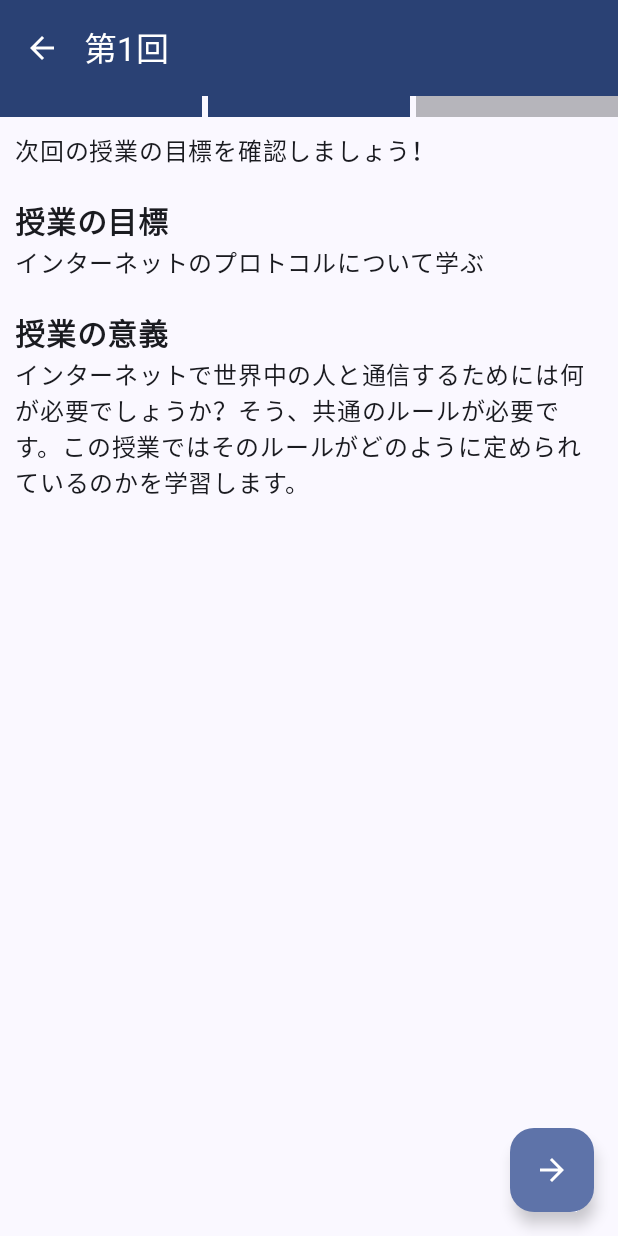
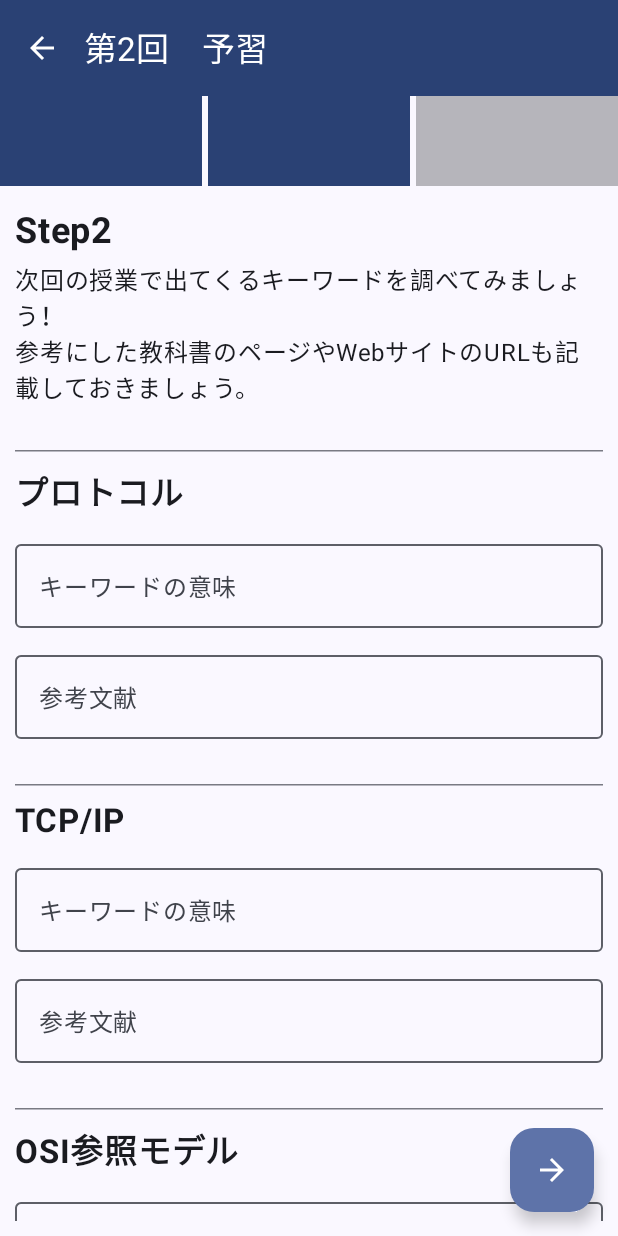
Before and after one commit to mohachi8/LearningApp, an Android app built with Jetpack Compose: the screen it shows after launch (MainActivity), on a phone screen of 412 x 824 dp. Run offline under Robolectric (Android 15) with nearby library versions, the phone set to English and light mode, and no system bars.

Commit message:
ステップ2の画面を仮作成

```diff
--- /dev/null
+++ b/app/src/main/java/com/example/learningapp/ui/components/Step1.kt
@@ -0,0 +1,48 @@
+package com.example.learningapp.ui.components
+
+import androidx.compose.foundation.layout.Column
+import androidx.compose.foundation.layout.Spacer
+import androidx.compose.foundation.layout.fillMaxSize
+import androidx.compose.foundation.layout.height
+import androidx.compose.foundation.layout.padding
+import androidx.compose.foundation.rememberScrollState
+import androidx.compose.foundation.verticalScroll
+import androidx.compose.material3.Text
+import androidx.compose.runtime.Composable
+import androidx.compose.ui.Modifier
+import androidx.compose.ui.text.font.FontWeight
+import androidx.compose.ui.unit.dp
+import androidx.compose.ui.unit.sp
+
+@Composable
+fun Step1(){
+    Column(
+        modifier = Modifier
+            .padding(10.dp)
+            .fillMaxSize()
+            .verticalScroll(rememberScrollState())
+    ) {
+        Text(
+            text = "Step1",
+            fontSize = 24.sp,
+            fontWeight = FontWeight.Bold,
+            modifier = Modifier.padding(vertical = 6.dp)
+        )
+        Text(text = "次回の授業の目標と背景を確認しましょう！")
+        Text(text = "確認ができたら、右下のボタンを押して次のステップに進みましょう。")
+        Spacer(modifier = Modifier.height(20.dp))
+        Column(
+            modifier = Modifier
+        ) {
+            Text(text = "授業の目標", fontSize = 20.sp, fontWeight = FontWeight.Bold)
+            Text(text = "インターネットのプロトコルについて学ぶ")
+        }
+        Spacer(modifier = Modifier.height(20.dp))
+        Column(
+            modifier = Modifier
+        ) {
+            Text(text = "授業の背景", fontSize = 20.sp, fontWeight = FontWeight.Bold)
+            Text(text = "インターネットで世界中の人と通信するためには何が必要でしょうか？そう、共通のルールが必要です。この授業ではそのルールがどのように定められているのかを学習します。")
+        }
+    }
+}
--- /dev/null
+++ b/app/src/main/java/com/example/learningapp/ui/components/Step2.kt
@@ -0,0 +1,80 @@
+package com.example.learningapp.ui.components
+
+import androidx.compose.foundation.layout.Column
+import androidx.compose.foundation.layout.Spacer
+import androidx.compose.foundation.layout.fillMaxSize
+import androidx.compose.foundation.layout.fillMaxWidth
+import androidx.compose.foundation.layout.height
+import androidx.compose.foundation.layout.padding
+import androidx.compose.foundation.rememberScrollState
+import androidx.compose.foundation.verticalScroll
+import androidx.compose.material3.HorizontalDivider
+import androidx.compose.material3.OutlinedTextField
+import androidx.compose.material3.Text
+import androidx.compose.runtime.Composable
+import androidx.compose.runtime.mutableStateOf
+import androidx.compose.runtime.remember
+import androidx.compose.ui.Modifier
+import androidx.compose.ui.text.font.FontWeight
+import androidx.compose.ui.unit.dp
+import androidx.compose.ui.unit.sp
+
+@Composable
+fun Step2() {
+    Column(
+        modifier = Modifier
+            .padding(10.dp)
+            .fillMaxSize()
+            .verticalScroll(rememberScrollState())
+    ) {
+        Text(
+            text = "Step2",
+            fontSize = 24.sp,
+            fontWeight = FontWeight.Bold,
+            modifier = Modifier.padding(vertical = 6.dp)
+        )
+        Text(text = "次回の授業で出てくるキーワードを調べてみましょう！")
+        Text(text = "参考にした教科書のページやWebサイトのURLも記載しておきましょう。")
+        Spacer(modifier = Modifier.height(20.dp))
+
+        KeywordContainer("プロトコル")
+        KeywordContainer("TCP/IP")
+        KeywordContainer("OSI参照モデル")
+        Spacer(modifier = Modifier.height(80.dp))
+    }
+}
+
+@Composable
+fun KeywordContainer(
+    title: String
+) {
+    Column(
+        modifier = Modifier
+            .padding(vertical = 10.dp)
+//            .background(color = MaterialTheme.colorScheme.tertiaryContainer)
+    ) {
+        HorizontalDivider(modifier = Modifier.fillMaxWidth())
+        Text(
+            text = title,
+            fontWeight = FontWeight.Bold,
+            fontSize = 22.sp,
+            modifier = Modifier.padding(vertical = 10.dp)
+        )
+        val textState = remember { mutableStateOf("") }
+        OutlinedTextField(
+            value = textState.value,
+            onValueChange = { textState.value = it },
+            label = { Text("キーワードの意味") }, // ラベルを追加
+            modifier = Modifier.fillMaxWidth() // 横幅を最大に設定
+        )
+        Spacer(modifier = Modifier.height(10.dp))
+        OutlinedTextField(
+            value = textState.value,
+            onValueChange = { textState.value = it },
+            label = { Text("参考文献") }, // ラベルを追加
+            placeholder = { Text("例：教科書p○○、WebサイトのURL") },
+            modifier = Modifier.fillMaxWidth() // 横幅を最大に設定
+        )
+        Spacer(modifier = Modifier.height(10.dp))
+    }
+}
--- /dev/null
+++ b/app/src/main/java/com/example/learningapp/ui/components/StepProgressBar.kt
@@ -0,0 +1,44 @@
+package com.example.learningapp.ui.components
+
+import androidx.compose.foundation.background
+import androidx.compose.foundation.clickable
+import androidx.compose.foundation.layout.Box
+import androidx.compose.foundation.layout.Row
+import androidx.compose.foundation.layout.Spacer
+import androidx.compose.foundation.layout.fillMaxWidth
+import androidx.compose.foundation.layout.height
+import androidx.compose.foundation.layout.width
+import androidx.compose.material3.MaterialTheme
+import androidx.compose.runtime.Composable
+import androidx.compose.ui.Alignment
+import androidx.compose.ui.Modifier
+import androidx.compose.ui.unit.dp
+
+@Composable
+fun StepProgressBar(
+    currentStep: Int,
+    totalSteps: Int,
+    onStepClicked: (Int) -> Unit
+) {
+    Row(
+        verticalAlignment = Alignment.CenterVertically,
+        modifier = Modifier.fillMaxWidth()
+    ) {
+        for (step in 1..totalSteps) {
+            Box(
+                modifier = Modifier
+                    .weight(1f)
+                    .height(60.dp)
+                    .background(
+                        color = if (step <= currentStep) MaterialTheme.colorScheme.primary else MaterialTheme.colorScheme.onSurface.copy(
+                            alpha = 0.3f
+                        )
+                    )
+                    .clickable { onStepClicked(step) }
+            )
+            if (step < totalSteps) {
+                Spacer(modifier = Modifier.width(4.dp))
+            }
+        }
+    }
+}
--- a/app/src/main/java/com/example/learningapp/ui/screens/PreparationScreen.kt
+++ b/app/src/main/java/com/example/learningapp/ui/screens/PreparationScreen.kt
@@ -1,19 +1,8 @@
 package com.example.learningapp.ui.screens
 
-import androidx.compose.foundation.background
-import androidx.compose.foundation.clickable
-import androidx.compose.foundation.layout.Box
 import androidx.compose.foundation.layout.Column
-import androidx.compose.foundation.layout.Row
-import androidx.compose.foundation.layout.Spacer
 import androidx.compose.foundation.layout.fillMaxSize
-import androidx.compose.foundation.layout.fillMaxWidth
-import androidx.compose.foundation.layout.height
 import androidx.compose.foundation.layout.padding
-import androidx.compose.foundation.layout.size
-import androidx.compose.foundation.layout.width
-import androidx.compose.foundation.rememberScrollState
-import androidx.compose.foundation.verticalScroll
 import androidx.compose.material.icons.Icons
 import androidx.compose.material.icons.automirrored.filled.ArrowBack
 import androidx.compose.material.icons.filled.ArrowForward
@@ -29,13 +18,12 @@ import androidx.compose.material3.TopAppBarDefaults
 import androidx.compose.runtime.Composable
 import androidx.compose.runtime.mutableStateOf
 import androidx.compose.runtime.remember
-import androidx.compose.ui.Alignment
 import androidx.compose.ui.Modifier
-import androidx.compose.ui.text.font.FontWeight
-import androidx.compose.ui.unit.dp
-import androidx.compose.ui.unit.sp
+import com.example.learningapp.ui.components.Step1
+import com.example.learningapp.ui.components.Step2
+import com.example.learningapp.ui.components.StepProgressBar
 
-const val lessonTitleText = "第1回"
+const val lessonTitleText = "第2回　予習"
 val itemsList = listOf("授業の目標", "授業の意義")
 
 @OptIn(ExperimentalMaterial3Api::class)
@@ -80,58 +68,10 @@ fun PreparationScreen() {
                 currentStep = 2,
                 totalSteps = 3,
                 onStepClicked = { step -> currentStep.value = step })
-            Column(
-                modifier = Modifier
-                    .padding(10.dp)
-                    .fillMaxSize()
-//                    .background(color = MaterialTheme.colorScheme.primary)
-                    .verticalScroll(rememberScrollState())
-            ) {
-                Text(text = "次回の授業の目標を確認しましょう！")
-                Spacer(modifier = Modifier.height(20.dp))
-                Column(
-                    modifier = Modifier
-                ) {
-                    Text(text = "授業の目標", fontSize = 20.sp, fontWeight = FontWeight.Bold)
-                    Text(text = "インターネットのプロトコルについて学ぶ")
-                }
-                Spacer(modifier = Modifier.height(20.dp))
-                Column(
-                    modifier = Modifier
-                ) {
-                    Text(text = "授業の意義", fontSize = 20.sp, fontWeight = FontWeight.Bold)
-                    Text(text = "インターネットで世界中の人と通信するためには何が必要でしょうか？そう、共通のルールが必要です。この授業ではそのルールがどのように定められているのかを学習します。")
-                }
-            }
+
+
+//            Step1()
+            Step2()
         }
     }
 }
-
-@Composable
-fun StepProgressBar(
-    currentStep: Int,
-    totalSteps: Int,
-    onStepClicked: (Int) -> Unit
-) {
-    Row(
-        verticalAlignment = Alignment.CenterVertically,
-        modifier = Modifier.fillMaxWidth()
-    ) {
-        for (step in 1..totalSteps) {
-            Box(
-                modifier = Modifier
-                    .weight(1f)
-                    .height(14.dp)
-                    .background(
-                        color = if (step <= currentStep) MaterialTheme.colorScheme.primary else MaterialTheme.colorScheme.onSurface.copy(
-                            alpha = 0.3f
-                        )
-                    )
-                    .clickable { onStepClicked(step) }
-            )
-            if (step < totalSteps) {
-                Spacer(modifier = Modifier.width(4.dp))
-            }
-        }
-    }
-}
```
